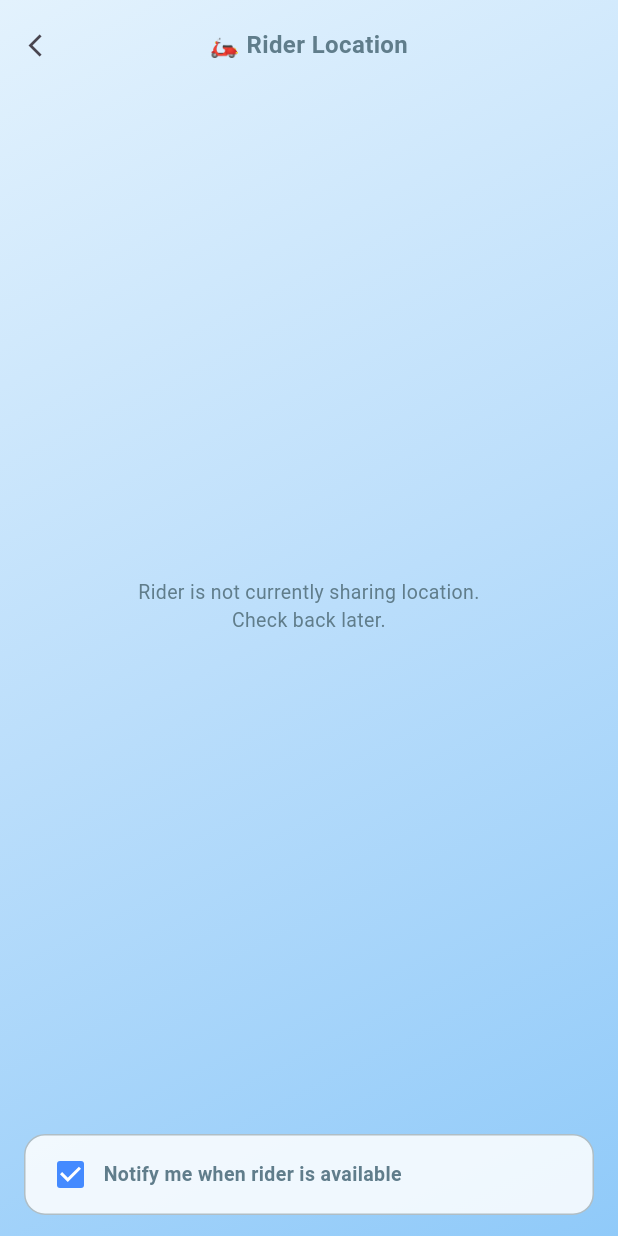
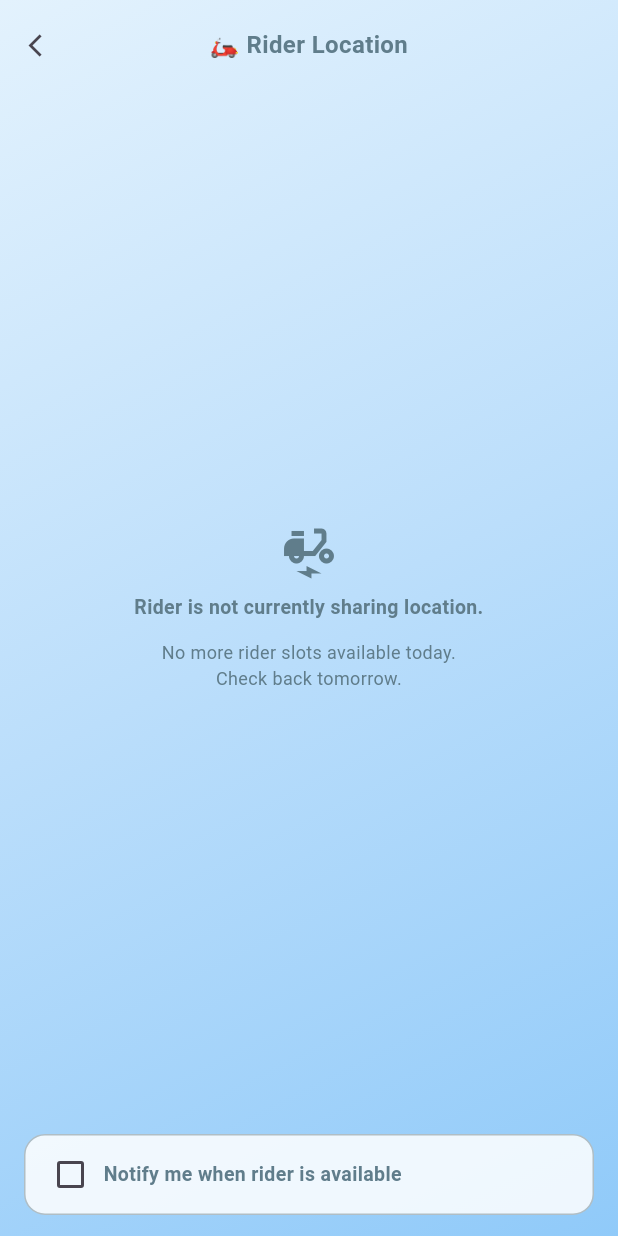
Before and after one commit to neraketiac/washkolangcustomers, a Flutter app: the screen it shows after launch, after a tap on "Check Rider Status", on a phone screen of 412 x 824 dp. Run offline on Flutter 3.47's test engine with Material 3 defaults, Android fonts, the phone set to English and light mode, and no system bars; our stand-ins replace cloud_firestore, firebase_core, firebase_messaging, web; missing offline and left inert: dart:js_interop, dart:ui_web; accounts and stored records are empty.

Commit message:
add more slots for rider

```diff
--- a/lib/rider_location.dart
+++ b/lib/rider_location.dart
@@ -72,6 +72,26 @@ class RiderLocationWidget extends StatefulWidget {
   State<RiderLocationWidget> createState() => _RiderLocationWidgetState();
 }
 
+// slot key → display label (same as pickup_booking.dart)
+const _scheduleSlotLabels = {
+  'slot7to9': '7am–9am',
+  'slot9to10': '9am–10am',
+  'slot10to12': '10am–12pm',
+  'slot1to3': '1pm–3pm',
+  'slot3to5': '3pm–5pm',
+  'slot5to7': '5pm–7pm',
+  'slot7to9pm': '7pm–9pm',
+};
+const _scheduleSlotEndHour = {
+  'slot7to9': 9,
+  'slot9to10': 10,
+  'slot10to12': 12,
+  'slot1to3': 15,
+  'slot3to5': 17,
+  'slot5to7': 19,
+  'slot7to9pm': 21,
+};
+
 class _RiderLocationWidgetState extends State<RiderLocationWidget> {
   double? _lat;
   double? _lng;
@@ -80,10 +100,56 @@ class _RiderLocationWidgetState extends State<RiderLocationWidget> {
   String? _lastUpdated;
   StreamSubscription? _sub;
 
+  List<String> _todaySlots = [];
+  bool _loadingSlots = false;
+
   @override
   void initState() {
     super.initState();
     _checkThenStream();
+  }
+
+  Future<void> _loadTodaySlots() async {
+    final now = DateTime.now();
+    final docId =
+        '${now.year}-${now.month.toString().padLeft(2, '0')}-${now.day.toString().padLeft(2, '0')}';
+    setState(() => _loadingSlots = true);
+    try {
+      final doc = await FirebaseFirestore.instance
+          .collection('Rider_schedule')
+          .doc(docId)
+          .get();
+      if (!doc.exists) {
+        if (mounted)
+          setState(() {
+            _todaySlots = [];
+            _loadingSlots = false;
+          });
+        return;
+      }
+      final data = doc.data()!;
+      final slots = <String>[];
+      for (final entry in _scheduleSlotLabels.entries) {
+        final key = entry.key;
+        final label = entry.value;
+        final enabled = data[key] == true;
+        final endHour = _scheduleSlotEndHour[key] ?? 0;
+        if (enabled && now.hour < endHour) {
+          slots.add(label);
+        }
+      }
+      if (mounted)
+        setState(() {
+          _todaySlots = slots;
+          _loadingSlots = false;
+        });
+    } catch (_) {
+      if (mounted)
+        setState(() {
+          _todaySlots = [];
+          _loadingSlots = false;
+        });
+    }
   }
 
   Future<void> _checkThenStream() async {
@@ -92,28 +158,32 @@ class _RiderLocationWidgetState extends State<RiderLocationWidget> {
 
     final initial = await ref.get();
     if (!initial.exists) {
-      if (mounted)
+      if (mounted) {
         setState(() {
           _loading = false;
           _offline = true;
         });
+      }
+      _loadTodaySlots();
       return;
     }
 
     // Rider is online — now open the live stream
     _sub = ref.snapshots().listen((snap) {
       if (!snap.exists) {
-        if (mounted)
+        if (mounted) {
           setState(() {
             _lat = null;
             _lng = null;
             _offline = true;
           });
+        }
+        _loadTodaySlots();
         return;
       }
       final data = snap.data()!;
       final ts = data['updatedAt'] as Timestamp?;
-      if (mounted)
+      if (mounted) {
         setState(() {
           _lat = (data['lat'] as num?)?.toDouble();
           _lng = (data['lng'] as num?)?.toDouble();
@@ -125,6 +195,7 @@ class _RiderLocationWidgetState extends State<RiderLocationWidget> {
                 '${d.month}/${d.day} ${d.hour.toString().padLeft(2, '0')}:${d.minute.toString().padLeft(2, '0')}';
           }
         });
+      }
     });
   }
 
@@ -138,11 +209,85 @@ class _RiderLocationWidgetState extends State<RiderLocationWidget> {
   Widget build(BuildContext context) {
     if (_loading) return const Center(child: CircularProgressIndicator());
     if (_offline || _lat == null || _lng == null) {
-      return const Center(
-        child: Text(
-          'Rider is not currently sharing location.\nCheck back later.',
-          textAlign: TextAlign.center,
-          style: TextStyle(color: Colors.blueGrey, fontSize: 13),
+      return Center(
+        child: Padding(
+          padding: const EdgeInsets.symmetric(horizontal: 16, vertical: 12),
+          child: Column(
+            mainAxisSize: MainAxisSize.min,
+            children: [
+              const Icon(
+                Icons.electric_moped,
+                size: 40,
+                color: Colors.blueGrey,
+              ),
+              const SizedBox(height: 8),
+              const Text(
+                'Rider is not currently sharing location.',
+                textAlign: TextAlign.center,
+                style: TextStyle(
+                  color: Colors.blueGrey,
+                  fontSize: 13,
+                  fontWeight: FontWeight.w600,
+                ),
+              ),
+              const SizedBox(height: 12),
+              if (_loadingSlots)
+                const SizedBox(
+                  width: 20,
+                  height: 20,
+                  child: CircularProgressIndicator(strokeWidth: 2),
+                )
+              else if (_todaySlots.isNotEmpty) ...[
+                const Text(
+                  "Today's rider schedule:",
+                  style: TextStyle(
+                    fontSize: 12,
+                    color: Colors.blueGrey,
+                    fontWeight: FontWeight.bold,
+                  ),
+                ),
+                const SizedBox(height: 6),
+                Wrap(
+                  spacing: 8,
+                  runSpacing: 6,
+                  alignment: WrapAlignment.center,
+                  children: _todaySlots
+                      .map(
+                        (slot) => Container(
+                          padding: const EdgeInsets.symmetric(
+                            horizontal: 12,
+                            vertical: 6,
+                          ),
+                          decoration: BoxDecoration(
+                            color: Colors.blue.shade50,
+                            borderRadius: BorderRadius.circular(20),
+                            border: Border.all(color: Colors.blue.shade200),
+                          ),
+                          child: Text(
+                            slot,
+                            style: TextStyle(
+                              fontSize: 12,
+                              color: Colors.blue.shade800,
+                              fontWeight: FontWeight.w600,
+                            ),
+                          ),
+                        ),
+                      )
+                      .toList(),
+                ),
+                const SizedBox(height: 6),
+                const Text(
+                  'Check back during these times.',
+                  style: TextStyle(fontSize: 11, color: Colors.blueGrey),
+                ),
+              ] else
+                const Text(
+                  'No more rider slots available today.\nCheck back tomorrow.',
+                  textAlign: TextAlign.center,
+                  style: TextStyle(color: Colors.blueGrey, fontSize: 12),
+                ),
+            ],
+          ),
         ),
       );
     }
@@ -216,7 +361,7 @@ class _RiderLocationScreenState extends State<RiderLocationScreen> {
   @override
   void initState() {
     super.initState();
-    WidgetsBinding.instance.addPostFrameCallback((_) => _loadNotifyState());
+    // No token fetch on startup — only request permission when user opts in
   }
 
   Future<String?> _getToken() async {
@@ -230,7 +375,7 @@ class _RiderLocationScreenState extends State<RiderLocationScreen> {
         if (mounted) {
           setState(
             () => _notifyStatus =
-                'Notifications blocked. Click the 🔒 lock icon in the address bar → Notifications → Allow, then refresh the page.',
+                'Notifications blocked. Click the 🔒 lock icon in the address bar → Notifications → Allow, then refresh.',
           );
         }
         return null;
@@ -241,26 +386,9 @@ class _RiderLocationScreenState extends State<RiderLocationScreen> {
       final token = await FirebaseMessaging.instance.getToken(
         vapidKey: _kVapidKey,
       );
-      print('FCM token obtained: $token');
       return token;
     } catch (e) {
-      print('getToken failed: $e');
       return null;
-    }
-  }
-
-  Future<void> _loadNotifyState() async {
-    try {
-      final token = await _getToken();
-      if (token == null) return;
-      _cachedToken = token;
-      final doc = await FirebaseFirestore.instance
-          .collection(_kSubCollection)
-          .doc(token)
-          .get();
-      if (mounted) setState(() => _notifyChecked = doc.exists);
-    } catch (e) {
-      print('_loadNotifyState error: $e');
     }
   }
 
```
Also changed, not shown: lib/model/model_rider_availability.dart (+54 -22 lines), lib/pickup_booking.dart (+42 -21 lines), 1 other file.
